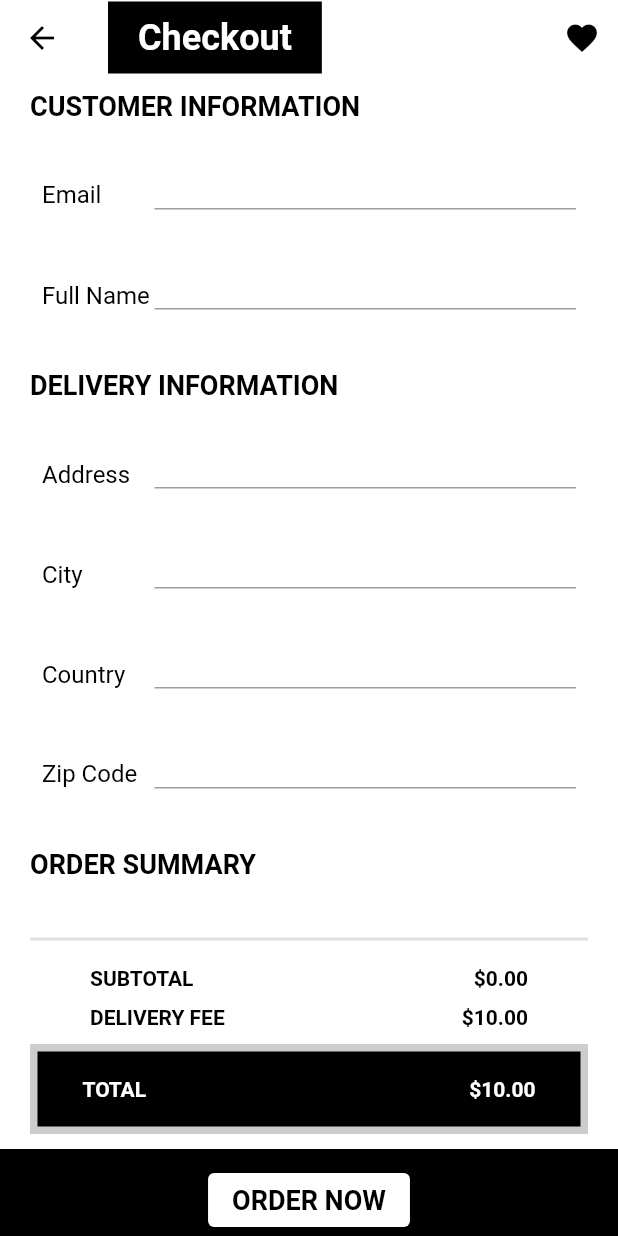
After one commit to cromueloliver02/flutter_firebase_bloc_ecommerce, a Flutter app: the CheckoutPage screen opened by its route, on a phone screen of 412 x 824 dp. The commit adds this screen. Run offline on Flutter 3.47's test engine with Material 2 defaults, Android fonts, the phone set to English and light mode, and no system bars; our stand-ins replace cached_network_image, carousel_slider, cloud_firestore, equatable, firebase_core, flutter_bloc and 1 more; accounts and stored records are empty; Roboto replaces fonts that are missing (Avenir).

Commit message:
ep19 - checkout page

```diff
--- a/lib/pages/cart/cart_page.dart
+++ b/lib/pages/cart/cart_page.dart
@@ -6,7 +6,6 @@ import '../../widgets/widgets.dart';
 import '../../pages/pages.dart';
 import 'components/cart_page_bottom_appbar.dart';
 import 'components/cart_product_list.dart';
-import 'components/cart_calculations.dart';
 
 class CartPage extends StatelessWidget {
   static const id = '/cart';
@@ -68,7 +67,7 @@ class CartPage extends StatelessWidget {
                 ],
               ),
             ),
-            const CartCalculations(),
+            const ECMOrderSummary(),
           ],
         ),
       ),
--- /dev/null
+++ b/lib/pages/checkout/checkout_page.dart
@@ -0,0 +1,54 @@
+import 'package:flutter/material.dart';
+
+import '../../widgets/widgets.dart';
+import 'components/checkout_page_bottom_appbar.dart';
+
+class CheckoutPage extends StatelessWidget {
+  static const id = '/checkout';
+
+  const CheckoutPage({super.key});
+
+  @override
+  Widget build(BuildContext context) {
+    final textTheme = Theme.of(context).textTheme;
+
+    return Scaffold(
+      appBar: const PreferredSize(
+        preferredSize: Size.fromHeight(50),
+        child: ECMAppBar(title: 'Checkout'),
+      ),
+      bottomNavigationBar: const CheckoutPageBottomAppBar(),
+      body: Padding(
+        padding: const EdgeInsets.symmetric(
+          horizontal: 20,
+          vertical: 10,
+        ),
+        child: Column(
+          mainAxisAlignment: MainAxisAlignment.spaceBetween,
+          crossAxisAlignment: CrossAxisAlignment.start,
+          children: [
+            Text(
+              'CUSTOMER INFORMATION',
+              style: textTheme.headline3,
+            ),
+            const ECMTextFormField(label: 'Email'),
+            const ECMTextFormField(label: 'Full Name'),
+            Text(
+              'DELIVERY INFORMATION',
+              style: textTheme.headline3,
+            ),
+            const ECMTextFormField(label: 'Address'),
+            const ECMTextFormField(label: 'City'),
+            const ECMTextFormField(label: 'Country'),
+            const ECMTextFormField(label: 'Zip Code'),
+            Text(
+              'ORDER SUMMARY',
+              style: textTheme.headline3,
+            ),
+            const ECMOrderSummary(),
+          ],
+        ),
+      ),
+    );
+  }
+}
--- a/lib/repositories/category/category_repository.dart
+++ b/lib/pages/checkout/components/checkout_page_bottom_appbar.dart
@@ -1,39 +1,30 @@
-import 'package:cloud_firestore/cloud_firestore.dart';
+import 'package:flutter/material.dart';
 
-import '../../models/models.dart';
-import '../../utils/utils.dart';
-import 'base_category_repository.dart';
-
-class CategoryRepository extends BaseCategoryRepository {
-  final FirebaseFirestore firebaseFirestore;
-
-  CategoryRepository({
-    required this.firebaseFirestore,
-  });
+class CheckoutPageBottomAppBar extends StatelessWidget {
+  const CheckoutPageBottomAppBar({super.key});
 
   @override
-  Stream<List<Category>> fetchAllCategories() {
-    try {
-      return firebaseFirestore
-          .collection(kCategoryCollectionName)
-          .snapshots()
-          .map((snapshot) {
-        return snapshot.docs.map((doc) {
-          return Category.fromSnapshot(doc);
-        }).toList();
-      });
-    } on FirebaseException catch (err) {
-      throw CustomError(
-        code: err.code,
-        message: err.message!,
-        plugin: err.plugin,
-      );
-    } catch (err) {
-      throw CustomError(
-        code: 'Exception',
-        message: err.toString(),
-        plugin: 'flutter_error/server_error',
-      );
-    }
+  Widget build(BuildContext context) {
+    final textTheme = Theme.of(context).textTheme;
+
+    return Container(
+      color: Colors.black,
+      padding: const EdgeInsets.only(top: 10),
+      child: SafeArea(
+        child: Row(
+          mainAxisAlignment: MainAxisAlignment.center,
+          children: [
+            ElevatedButton(
+              onPressed: () {},
+              style: ElevatedButton.styleFrom(backgroundColor: Colors.white),
+              child: Text(
+                'ORDER NOW',
+                style: textTheme.headline3,
+              ),
+            ),
+          ],
+        ),
+      ),
+    );
   }
 }
--- a/lib/pages/pages.dart
+++ b/lib/pages/pages.dart
@@ -5,4 +5,5 @@ export 'user/user_page.dart';
 export 'product/product_page.dart';
 export 'wishlist/wishlist_page.dart';
 export 'catalog/catalog_page.dart';
+export 'checkout/checkout_page.dart';
 export 'not_found/not_found_page.dart';
--- a/lib/utils/route_handler.dart
+++ b/lib/utils/route_handler.dart
@@ -11,6 +11,7 @@ class RouteHandler {
     CartPage.id: (ctx) => const CartPage(),
     UserPage.id: (ctx) => const UserPage(),
     WishlistPage.id: (ctx) => const WishlistPage(),
+    CheckoutPage.id: (ctx) => const CheckoutPage(),
   };
 
   Route<dynamic>? onGenerateRoute(RouteSettings settings) {
--- a/lib/pages/cart/components/cart_calculations.dart
+++ b/lib/widgets/ecm_order_summary.dart
@@ -1,10 +1,10 @@
 import 'package:flutter/material.dart';
 
-import '../../../models/models.dart';
-import '../../../blocs/blocs.dart';
+import '../models/models.dart';
+import '../blocs/blocs.dart';
 
-class CartCalculations extends StatelessWidget {
-  const CartCalculations({super.key});
+class ECMOrderSummary extends StatelessWidget {
+  const ECMOrderSummary({super.key});
 
   @override
   Widget build(BuildContext context) {
--- /dev/null
+++ b/lib/widgets/ecm_text_form_field.dart
@@ -0,0 +1,39 @@
+import 'package:flutter/material.dart';
+
+class ECMTextFormField extends StatelessWidget {
+  const ECMTextFormField({
+    super.key,
+    required this.label,
+  });
+
+  final String label;
+
+  @override
+  Widget build(BuildContext context) {
+    return Padding(
+      padding: const EdgeInsets.all(8),
+      child: Row(
+        children: [
+          SizedBox(
+            width: 75,
+            child: Text(
+              label,
+              style: Theme.of(context).textTheme.bodyText1,
+            ),
+          ),
+          Expanded(
+            child: TextFormField(
+              decoration: const InputDecoration(
+                isDense: true,
+                contentPadding: EdgeInsets.only(left: 10),
+                focusedBorder: UnderlineInputBorder(
+                  borderSide: BorderSide(color: Colors.black),
+                ),
+              ),
+            ),
+          ),
+        ],
+      ),
+    );
+  }
+}
--- a/lib/widgets/widgets.dart
+++ b/lib/widgets/widgets.dart
@@ -7,5 +7,7 @@ export 'ecm_hero_card.dart';
 export 'ecm_product_carousel.dart';
 export 'ecm_product_card.dart';
 export 'ecm_cart_product_card.dart';
+export 'ecm_text_form_field.dart';
+export 'ecm_order_summary.dart';
 export 'ecm_loading.dart';
 export 'ecm_error_message.dart';
```
